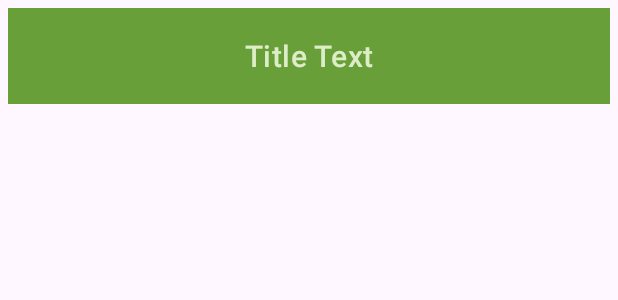
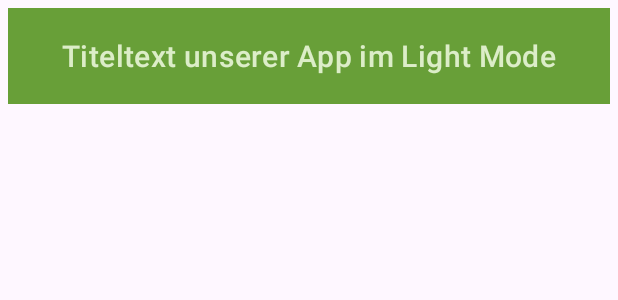
Before and after one commit to MarianneSyntax/UserInputLive, an Android app: the layout activity_main.xml on its own in the app's theme, with its tools: preview values and no code run, on a phone screen of 412 x 824 dp. Shown: the top 300 px of the screen. Run offline under Robolectric (Android 15) with nearby library versions, the light colour scheme and no system bars.

Commit message:
Strings auslagern: Wir wollen strings eigentlich nicht hardgecodet, sondern ebenfalls dynamisch haben. Unser Titel Text wurde jetzt also in die night strings und die strings ausgelagert und ändert sich je nach night oder light mode.

```diff
--- a/app/src/main/res/layout/activity_main.xml
+++ b/app/src/main/res/layout/activity_main.xml
@@ -11,11 +11,13 @@
     <com.google.android.material.appbar.MaterialToolbar
         android:id="@+id/toolbar"
         style="@style/CustomToolbarStyle"
-        app:title="Title Text"
+        app:title="@string/title_text"
         app:layout_constraintStart_toStartOf="parent"
         app:layout_constraintTop_toTopOf="parent">
     </com.google.android.material.appbar.MaterialToolbar>
 
 
 
+
+
 </androidx.constraintlayout.widget.ConstraintLayout>
--- /dev/null
+++ b/app/src/main/res/values-night/strings.xml
@@ -0,0 +1,4 @@
+<?xml version="1.0" encoding="utf-8"?>
+<resources>
+    <string name="title_text">Titeltext unserer App im Night Mode</string>
+</resources>
--- a/app/src/main/res/values/strings.xml
+++ b/app/src/main/res/values/strings.xml
@@ -43,4 +43,5 @@
         libero vel nunc consequat, quis tincidunt nisl eleifend. Cras bibendum enim a justo luctus
         vestibulum. Fusce dictum libero quis erat maximus, vitae volutpat diam dignissim.
     </string>
+    <string name="title_text">Titeltext unserer App im Light Mode</string>
 </resources>
```
